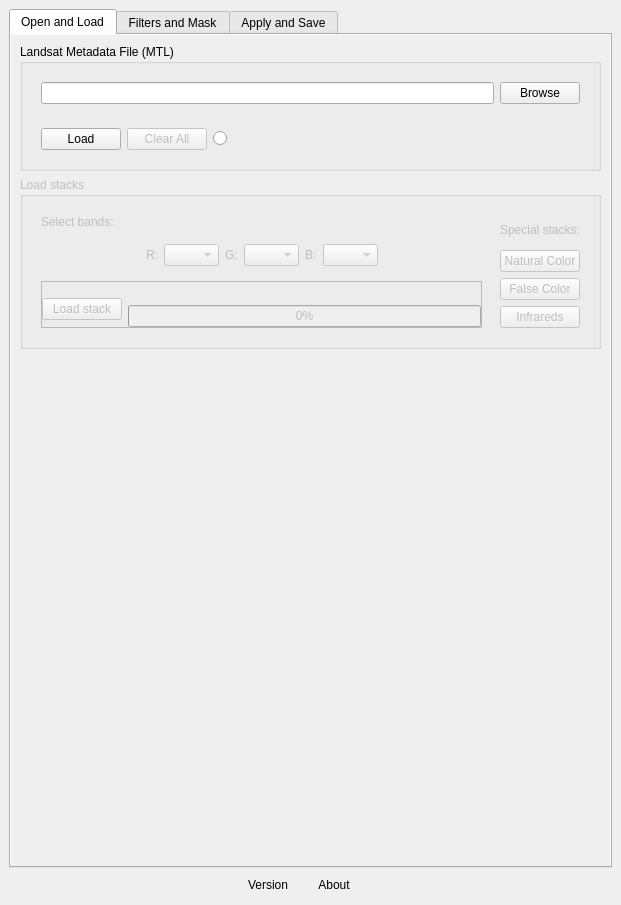
Qt form ui/cloud_masking_dockwidget_base.ui (SMByC/CloudMasking) before a commit.
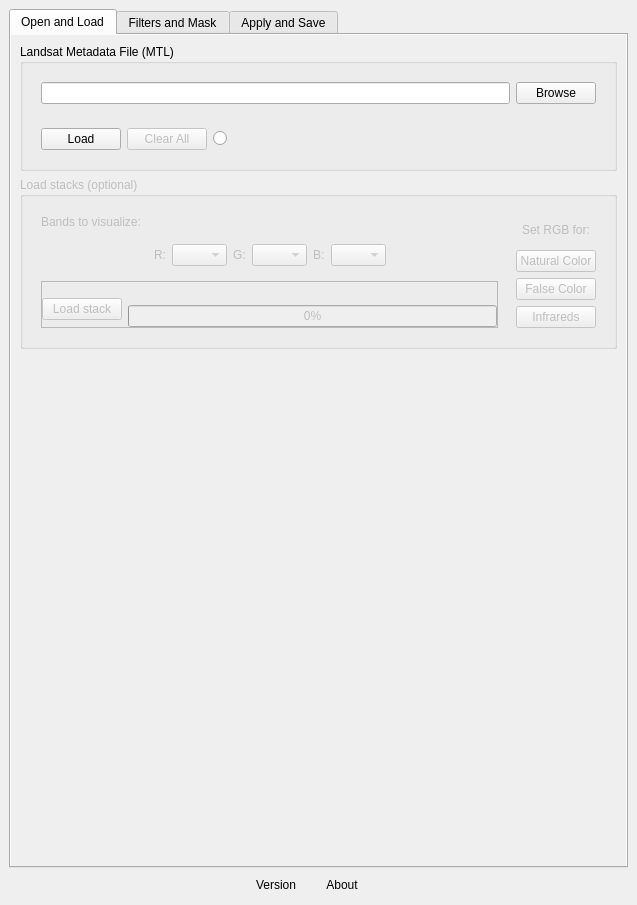
The same form after that commit. Icons and pictures are not drawn. Custom widgets are drawn as their Qt base class.

Commit message: UI adjustments in load stacks

Patch:
```diff
--- a/ui/cloud_masking_dockwidget_base.ui
+++ b/ui/cloud_masking_dockwidget_base.ui
@@ -6,7 +6,7 @@
    <rect>
     <x>0</x>
     <y>0</y>
-    <width>621</width>
+    <width>637</width>
     <height>905</height>
    </rect>
   </property>
@@ -56,8 +56,8 @@
             <rect>
              <x>0</x>
              <y>0</y>
-             <width>597</width>
-             <height>784</height>
+             <width>613</width>
+             <height>763</height>
             </rect>
            </property>
            <layout class="QVBoxLayout" name="verticalLayout_11">
@@ -163,7 +163,7 @@
                <bool>false</bool>
               </property>
               <property name="title">
-               <string>Load stacks</string>
+               <string>Load stacks (optional)</string>
               </property>
               <layout class="QVBoxLayout" name="verticalLayout_13">
                <item>
@@ -181,7 +181,7 @@
                      <item>
                       <widget class="QLabel" name="label_SelectBands">
                        <property name="text">
-                        <string>Select bands:</string>
+                        <string>Bands to visualize:</string>
                        </property>
                       </widget>
                      </item>
@@ -370,7 +370,10 @@
                      <item>
                       <widget class="QLabel" name="label_16">
                        <property name="text">
-                        <string>Special stacks:</string>
+                        <string>Set RGB for:</string>
+                       </property>
+                       <property name="alignment">
+                        <set>Qt::AlignCenter</set>
                        </property>
                       </widget>
                      </item>
```
Left out of the diff: 10 changed lines with no effect on the pictures. The commit also changes 1 other file.
